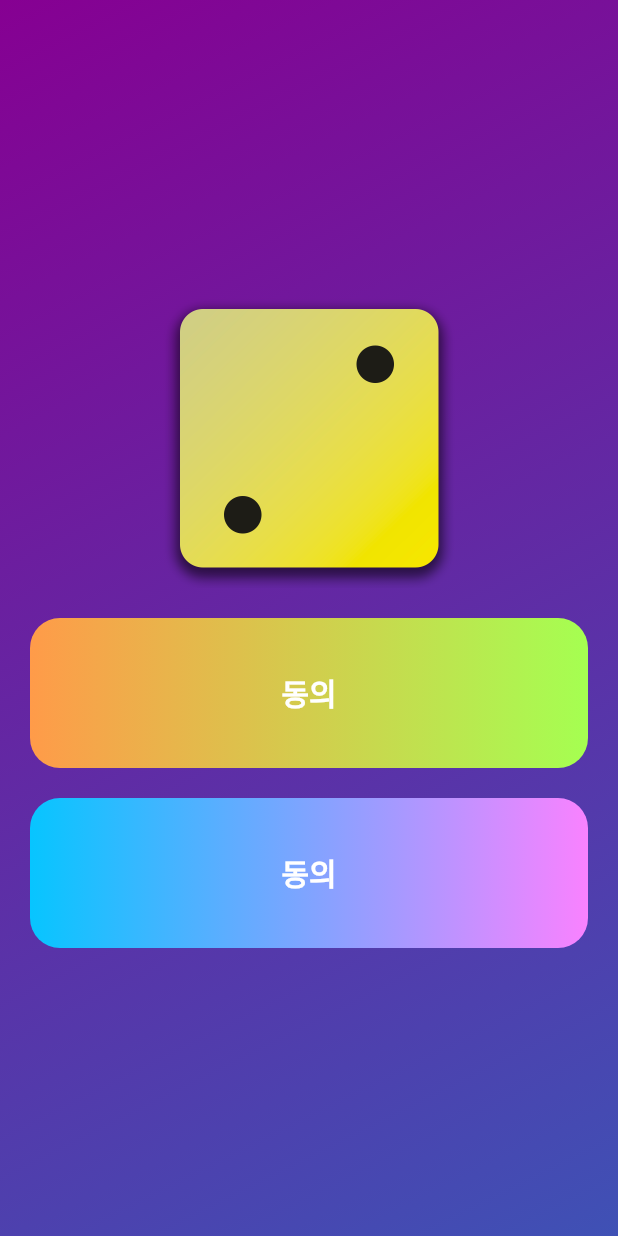
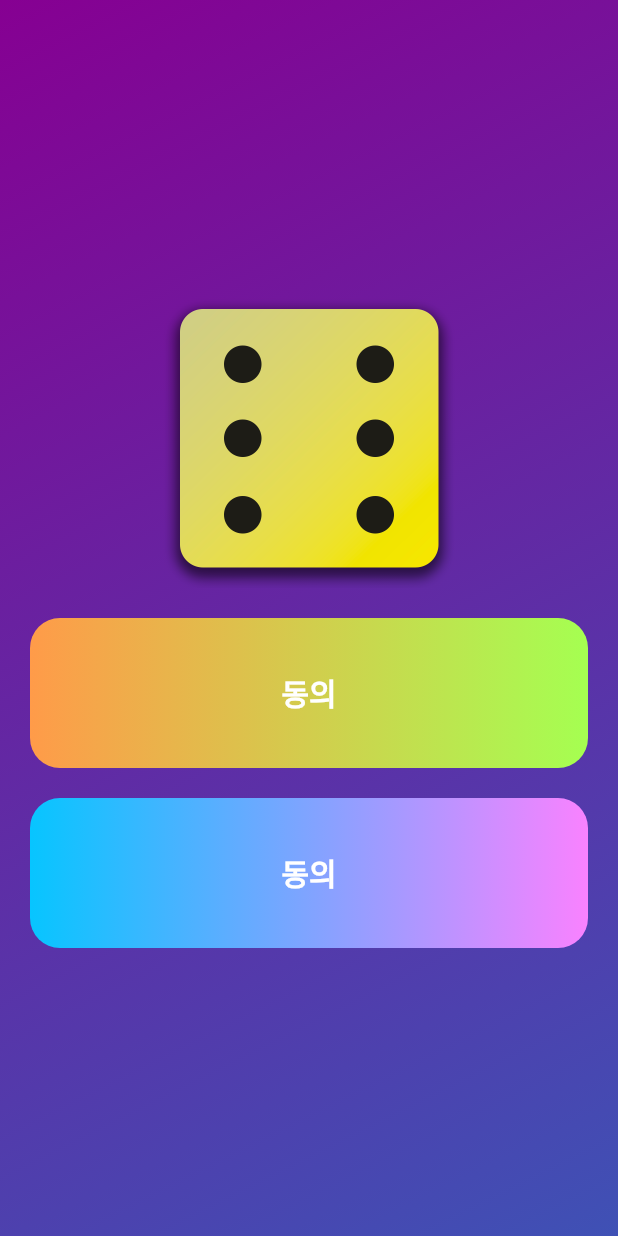
Before and after one commit to hammsik/study-flutter, a Flutter app: the screen it shows after launch, after a tap on "동의", on a phone screen of 412 x 824 dp. Run offline on Flutter 3.47's test engine with Material 2 defaults, Android fonts, the phone set to English and light mode, and no system bars.

Commit message:
주사위 난수생성 기능 구현

```diff
--- a/lib/dice_roller.dart
+++ b/lib/dice_roller.dart
@@ -1,6 +1,9 @@
 import 'package:flutter/material.dart';
 import 'package:first_app/styled_text.dart';
 import 'package:first_app/styled_button.dart';
+import 'dart:math';
+
+final randomizer = Random();
 
 class DiceRoller extends StatefulWidget {
   const DiceRoller({super.key});
@@ -12,13 +15,11 @@ class DiceRoller extends StatefulWidget {
 }
 
 class _DiceRollerState extends State<DiceRoller> {
-  String diceImage = 'assets/dice-images/dice-1.png';
-  int cnt = 0;
+  int currentRoll = randomizer.nextInt(6) + 1;
 
   void rollDice() {
     setState(() {
-      cnt = (cnt + 1) % 6;
-      diceImage = 'assets/dice-images/dice-' + (cnt + 1).toString() + '.png';
+      currentRoll = randomizer.nextInt(6) + 1;
     });
   }
 
@@ -31,7 +32,7 @@ class _DiceRollerState extends State<DiceRoller> {
           width: double.infinity,
           height: 200,
           child: Image.asset(
-            diceImage,
+            'assets/dice-images/dice-$currentRoll.png',
           ),
         ),
         SikStyledButton(
```
